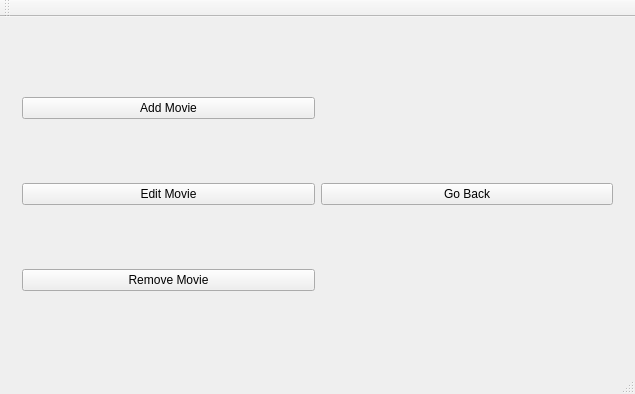
This is MovieTicketManagementSystem/MainWindow.ui in ZuzannaZawartka/movie-ticket-management-system as Qt 5 draws it before an edit. The edited form follows.
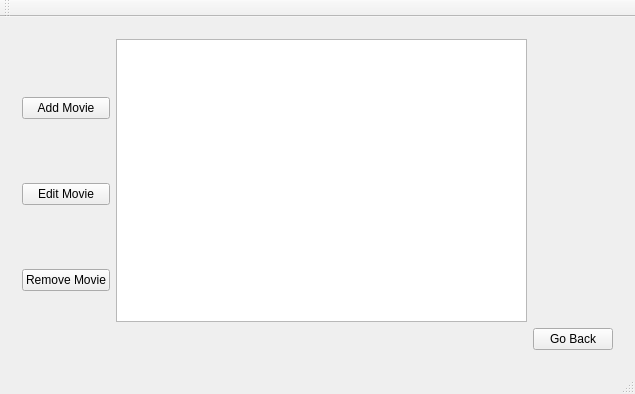
This is the edited form. The open tabs and pages were chosen to show the change.

Commit message: feat: added temporary labelView to make list of movies from database

```diff
--- a/MovieTicketManagementSystem/MainWindow.ui
+++ b/MovieTicketManagementSystem/MainWindow.ui
@@ -130,6 +130,9 @@
             <item row="1" column="0">
              <layout class="QHBoxLayout" name="horizontalLayout_5"/>
             </item>
+            <item row="0" column="0">
+             <widget class="QListView" name="listView"/>
+            </item>
            </layout>
           </item>
          </layout>
```
Left out of the diff: 2 changed lines with no effect on the pictures. The commit also changes 12 other files.
